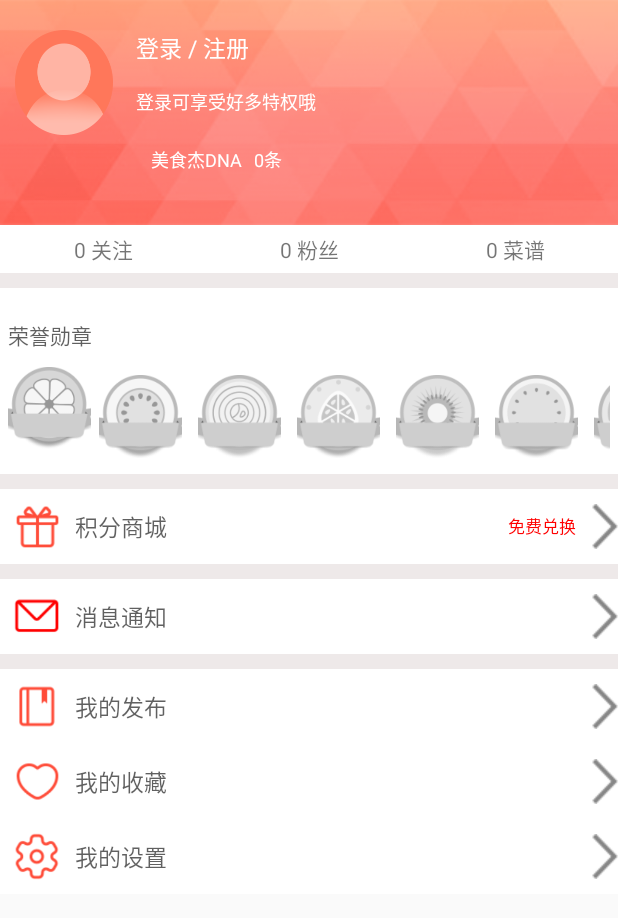
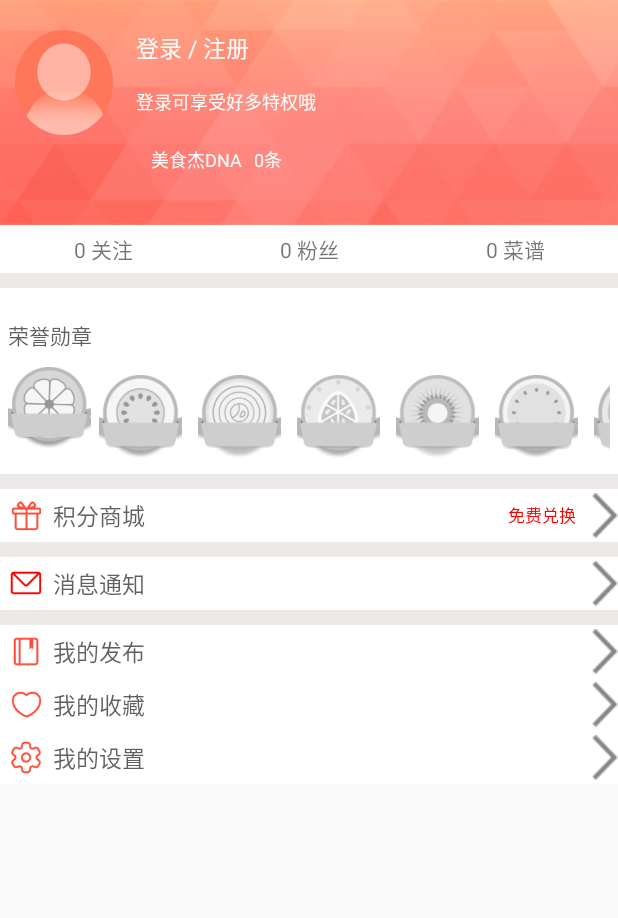
Before and after one commit to RSK16/MyCooking, an Android app: the layout mine_activity.xml on its own in the app's theme, with its tools: preview values and no code run, on a phone screen of 412 x 824 dp. Shown: the top 918 px of the screen. Run offline under Robolectric (Android 15) with nearby library versions, the phone set to English and light mode, and no system bars.

Commit message:
modify size

```diff
--- a/app/src/main/AndroidManifest.xml
+++ b/app/src/main/AndroidManifest.xml
@@ -65,6 +65,7 @@
         <activity android:name=".activity.shangchuangcaipu.Timeactivity" />
         <activity android:name=".activity.shangchuangcaipu.EditliaoActivity"></activity>
         <activity android:name=".activity.BreakfastActivity"></activity>
+        <activity android:name=".activity.signNewUser"></activity>
     </application>
 
 </manifest>
--- a/app/src/main/java/com/example/mycooking/activity/signNewUser.java
+++ b/app/src/main/java/com/example/mycooking/activity/signNewUser.java
@@ -36,7 +36,6 @@ public class signNewUser extends Activity {
     protected void onCreate(Bundle savedInstanceState) {
         super.onCreate(savedInstanceState);
         setContentView(R.layout.activity_sign_new_user);
-        Bmob.initialize(this,"2f78c11280ce16e4d17e9b7340caba38");
 
 
         getData();
@@ -114,8 +113,8 @@ public class signNewUser extends Activity {
                                          builder.setView(view);
                                          Button submit = (Button) view.findViewById(R.id.btn_pswinput_submit);
                                          Button cancel = (Button) view.findViewById(R.id.btn_pswinput_cancel);
-                                         final EditText username = (EditText) findViewById(R.id.et_login_username);
-                                         final EditText password = (EditText) findViewById(R.id.et_login_password);
+                                         final EditText username = (EditText) view.findViewById(R.id.et_login_username);
+                                         final EditText password = (EditText) view.findViewById(R.id.et_login_password);
                                          final AlertDialog show = builder.show();
 
                                          submit.setOnClickListener(new View.OnClickListener() {
--- a/app/src/main/res/layout/mine_activity.xml
+++ b/app/src/main/res/layout/mine_activity.xml
@@ -226,8 +226,8 @@
 
             <ImageView
                 android:id="@+id/wd_jfmall"
-                android:layout_width="50dp"
-                android:layout_height="50dp"
+                android:layout_width="35dp"
+                android:layout_height="35dp"
                 android:background="@drawable/wd_jfmall" />
 
             <TextView
@@ -271,8 +271,8 @@
 
             <ImageView
                 android:id="@+id/iv_mine_wd_msg"
-                android:layout_width="50dp"
-                android:layout_height="50dp"
+                android:layout_width="35dp"
+                android:layout_height="35dp"
                 android:background="@drawable/wd_msg" />
 
             <TextView
@@ -306,8 +306,8 @@
 
             <ImageView
                 android:id="@+id/iv_mine_wd_publish"
-                android:layout_width="50dp"
-                android:layout_height="50dp"
+                android:layout_width="35dp"
+                android:layout_height="35dp"
                 android:background="@drawable/wd_publish" />
 
             <TextView
@@ -336,8 +336,8 @@
 
             <ImageView
                 android:id="@+id/iv_mine_wd_mycollect"
-                android:layout_width="50dp"
-                android:layout_height="50dp"
+                android:layout_width="35dp"
+                android:layout_height="35dp"
                 android:background="@drawable/wd_mycollect" />
 
             <TextView
@@ -366,8 +366,8 @@
 
             <ImageView
                 android:id="@+id/iv_mine_wd_settings"
-                android:layout_width="50dp"
-                android:layout_height="50dp"
+                android:layout_width="35dp"
+                android:layout_height="35dp"
                 android:background="@drawable/wd_settings" />
 
             <TextView
```
